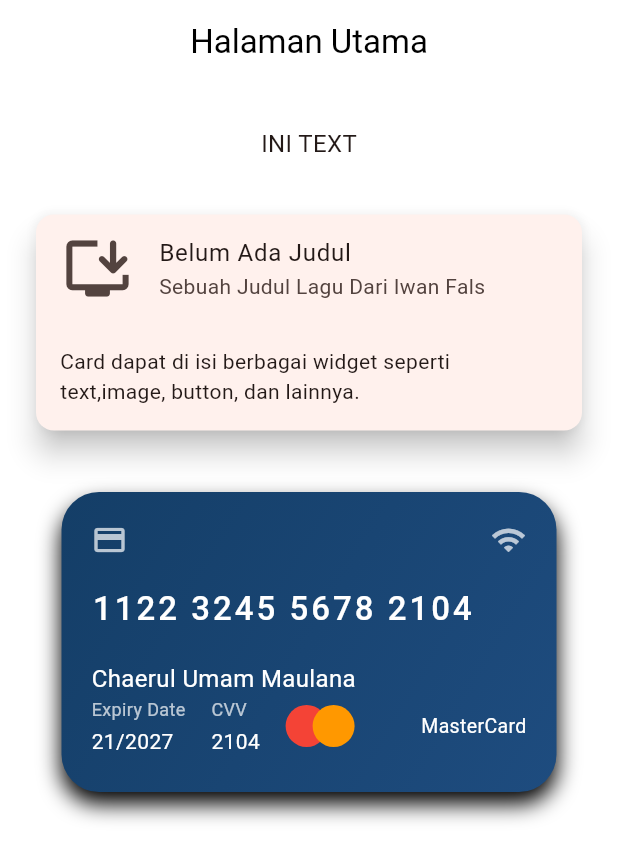
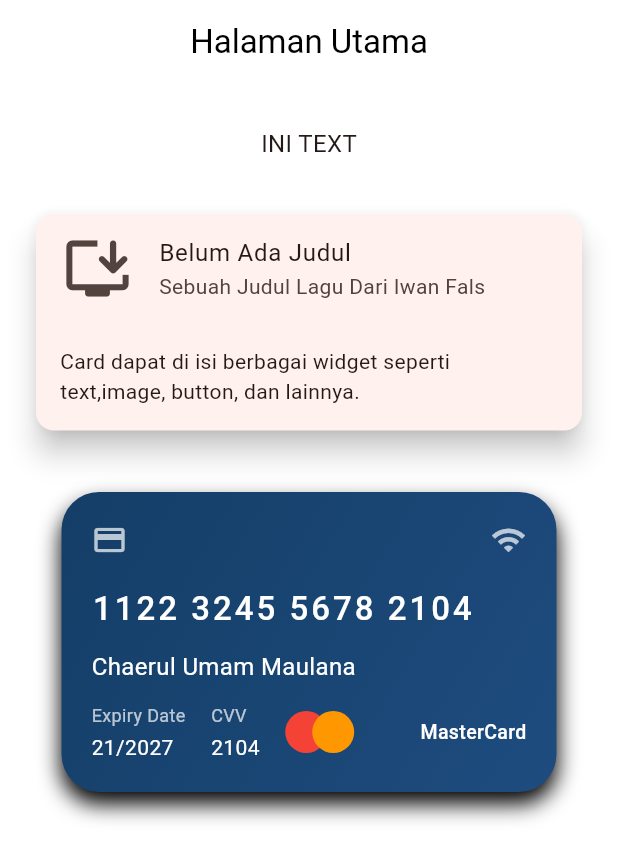
Before and after one commit to ChaerulUmamMaulana/tugas_week_8, a Flutter app: the screen it shows after launch, on a phone screen of 412 x 824 dp. Shown: the top 861 px of the screen. Run offline on Flutter 3.47's test engine with Material 3 defaults, Android fonts, the phone set to English and light mode, and no system bars.

Commit message:
menambah sizedbox untuk expiry date

```diff
--- a/lib/pages/page_card_01.dart
+++ b/lib/pages/page_card_01.dart
@@ -87,11 +87,12 @@ class PageCard01 extends StatelessWidget {
                           fontWeight: FontWeight.w500,
                         ),
                       ),
-                      SizedBox(height: 20),
+                      SizedBox(height: 12),
                       Text(
                         "Chaerul Umam Maulana",
                         style: TextStyle(color: Colors.white, fontSize: 16),
                       ),
+                      SizedBox(height: 12),
                       Row(
                         mainAxisAlignment: MainAxisAlignment.spaceBetween,
                         children: [
@@ -135,7 +136,11 @@ class PageCard01 extends StatelessWidget {
                               ),
                             ],
                           ),
+                          Column(
+                            crossAxisAlignment: CrossAxisAlignment.center,
+                            children: [
                               Row(
+                                mainAxisSize: MainAxisSize.min,
                                 children: [
                                   Container(
                                     width: 28,
@@ -158,10 +163,12 @@ class PageCard01 extends StatelessWidget {
                                   ),
                                 ],
                               ),
+                            ],
+                          ),
                           SizedBox(height: 5),
                           Text(
                             "MasterCard",
-                            style: TextStyle(color: Colors.white, fontSize: 13),
+                            style: TextStyle(color: Colors.white, fontSize: 13, fontWeight: FontWeight.w500),
                           ),
                         ],
                       ),
```
Lines whose indentation alone changed are shown as unchanged.
